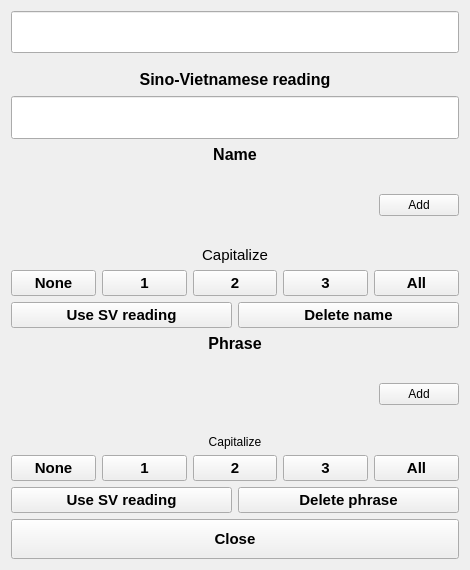
Before: the Qt Designer form components/dictpopup.ui in masceron/Hanvi, drawn with Qt 5.
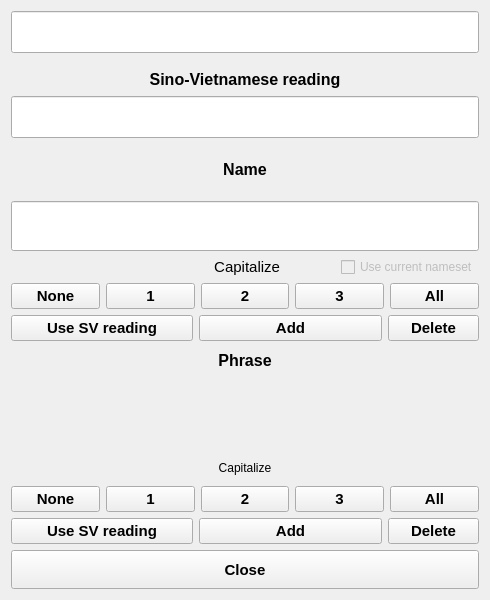
After: the same form once the commit is applied. Custom widgets are drawn as their Qt base class.

```diff
--- a/components/dictpopup.ui
+++ b/components/dictpopup.ui
@@ -6,26 +6,26 @@
    <rect>
     <x>0</x>
     <y>0</y>
-    <width>470</width>
-    <height>570</height>
+    <width>490</width>
+    <height>600</height>
    </rect>
   </property>
   <property name="minimumSize">
    <size>
-    <width>470</width>
-    <height>570</height>
+    <width>490</width>
+    <height>600</height>
    </size>
   </property>
   <property name="maximumSize">
    <size>
-    <width>470</width>
-    <height>570</height>
+    <width>490</width>
+    <height>600</height>
    </size>
   </property>
   <property name="windowTitle">
    <string>DictPopup</string>
   </property>
-  <layout class="QVBoxLayout" name="verticalLayout_3" stretch="1,2,4,4,1">
+  <layout class="QVBoxLayout" name="verticalLayout_2" stretch="1,2,5,5,1">
    <item>
     <widget class="QLineEdit" name="original">
      <property name="sizePolicy">
@@ -123,7 +123,7 @@
     </layout>
    </item>
    <item>
-    <layout class="QVBoxLayout" name="nm">
+    <layout class="QVBoxLayout" name="nm" stretch="0,0,0,0,0">
      <item>
       <widget class="QLabel" name="label_2">
        <property name="font">
@@ -145,67 +145,29 @@
        </property>
       </widget>
      </item>
+     <item>
+      <widget class="QLineEdit" name="current_name">
+       <property name="sizePolicy">
+        <sizepolicy hsizetype="Expanding" vsizetype="Preferred">
+         <horstretch>0</horstretch>
+         <verstretch>0</verstretch>
+        </sizepolicy>
+       </property>
+       <property name="styleSheet">
+        <string notr="true">font-size: 12pt;
+font-family: &quot;Tahoma&quot;</string>
+       </property>
+       <property name="alignment">
+        <set>Qt::AlignmentFlag::AlignCenter</set>
+       </property>
+       <property name="readOnly">
+        <bool>true</bool>
+       </property>
+      </widget>
+     </item>
      <item>
       <layout class="QHBoxLayout" name="horizontalLayout_2" stretch="1,0">
        <item>
-        <widget class="ChipList" name="list_names">
-         <property name="acceptDrops">
-          <bool>true</bool>
-         </property>
-         <property name="styleSheet">
-          <string notr="true">background-color: transparent</string>
-         </property>
-         <property name="verticalScrollBarPolicy">
-          <enum>Qt::ScrollBarPolicy::ScrollBarAlwaysOff</enum>
-         </property>
-         <property name="horizontalScrollBarPolicy">
-          <enum>Qt::ScrollBarPolicy::ScrollBarAlwaysOff</enum>
-         </property>
-         <property name="dragEnabled">
-          <bool>true</bool>
-         </property>
-         <property name="dragDropMode">
-          <enum>QAbstractItemView::DragDropMode::InternalMove</enum>
-         </property>
-         <property name="horizontalScrollMode">
-          <enum>QAbstractItemView::ScrollMode::ScrollPerPixel</enum>
-         </property>
-         <property name="movement">
-          <enum>QListView::Movement::Snap</enum>
-         </property>
-         <property name="flow">
-          <enum>QListView::Flow::LeftToRight</enum>
-         </property>
-         <property name="spacing">
-          <number>5</number>
-         </property>
-         <property name="supportedDragActions">
-          <set>Qt::DropAction::MoveAction</set>
-         </property>
-        </widget>
-       </item>
-       <item>
-        <widget class="QPushButton" name="add_name">
-         <property name="sizePolicy">
-          <sizepolicy hsizetype="Minimum" vsizetype="Fixed">
-           <horstretch>0</horstretch>
-           <verstretch>0</verstretch>
-          </sizepolicy>
-         </property>
-         <property name="focusPolicy">
-          <enum>Qt::FocusPolicy::NoFocus</enum>
-         </property>
-         <property name="styleSheet">
-          <string notr="true"/>
-         </property>
-         <property name="text">
-          <string>Add</string>
-         </property>
-        </widget>
-       </item>
-      </layout>
-     </item>
-     <item>
       <widget class="QLabel" name="label">
        <property name="sizePolicy">
         <sizepolicy hsizetype="Preferred" vsizetype="Minimum">
@@ -222,7 +184,8 @@
         </font>
        </property>
        <property name="styleSheet">
-        <string notr="true">font: 11pt &quot;Segoe UI&quot;;</string>
+          <string notr="true">font: 11pt &quot;Segoe UI&quot;;
+padding-right: 55px;</string>
        </property>
        <property name="text">
         <string>Capitalize</string>
@@ -231,7 +194,7 @@
         <bool>false</bool>
        </property>
        <property name="alignment">
-        <set>Qt::AlignmentFlag::AlignBottom|Qt::AlignmentFlag::AlignHCenter</set>
+          <set>Qt::AlignmentFlag::AlignRight|Qt::AlignmentFlag::AlignTrailing|Qt::AlignmentFlag::AlignVCenter</set>
        </property>
        <property name="margin">
         <number>0</number>
@@ -245,6 +208,21 @@
       </widget>
      </item>
      <item>
+        <widget class="QCheckBox" name="use_current_nameset">
+         <property name="enabled">
+          <bool>false</bool>
+         </property>
+         <property name="focusPolicy">
+          <enum>Qt::FocusPolicy::NoFocus</enum>
+         </property>
+         <property name="text">
+          <string>Use current nameset</string>
+         </property>
+        </widget>
+       </item>
+      </layout>
+     </item>
+     <item>
       <layout class="QHBoxLayout" name="horizontalLayout">
        <property name="sizeConstraint">
         <enum>QLayout::SizeConstraint::SetDefaultConstraint</enum>
@@ -367,7 +345,7 @@
       </layout>
      </item>
      <item>
-      <layout class="QHBoxLayout" name="horizontalLayout_3">
+      <layout class="QHBoxLayout" name="horizontalLayout_3" stretch="2,2,1">
        <item>
         <widget class="QPushButton" name="use_sv_reading_name">
          <property name="sizePolicy">
@@ -398,13 +376,33 @@
         </widget>
        </item>
        <item>
-        <widget class="QPushButton" name="delete_node_name">
+        <widget class="QPushButton" name="add_name">
+         <property name="sizePolicy">
+          <sizepolicy hsizetype="Minimum" vsizetype="Fixed">
+           <horstretch>0</horstretch>
+           <verstretch>0</verstretch>
+          </sizepolicy>
+         </property>
+         <property name="focusPolicy">
+          <enum>Qt::FocusPolicy::NoFocus</enum>
+         </property>
          <property name="styleSheet">
           <string notr="true">font-size: 11pt;
 font-weight: bold;</string>
          </property>
          <property name="text">
-          <string>Delete name</string>
+          <string>Add</string>
+         </property>
+        </widget>
+       </item>
+       <item>
+        <widget class="QPushButton" name="delete_name">
+         <property name="styleSheet">
+          <string notr="true">font-size: 11pt;
+font-weight: bold;</string>
+         </property>
+         <property name="text">
+          <string>Delete</string>
          </property>
          <property name="autoDefault">
           <bool>false</bool>
@@ -416,7 +414,7 @@
     </layout>
    </item>
    <item>
-    <layout class="QVBoxLayout" name="ph">
+    <layout class="QVBoxLayout" name="ph" stretch="1,2,1,1,1">
      <item>
       <widget class="QLabel" name="label_3">
        <property name="font">
@@ -434,8 +432,6 @@
       </widget>
      </item>
      <item>
-      <layout class="QHBoxLayout" name="horizontalLayout_6" stretch="1,0">
-       <item>
         <widget class="ChipList" name="list_phrases">
          <property name="acceptDrops">
           <bool>true</bool>
@@ -470,21 +466,6 @@
         </widget>
        </item>
        <item>
-        <widget class="QPushButton" name="add_phrase">
-         <property name="focusPolicy">
-          <enum>Qt::FocusPolicy::NoFocus</enum>
-         </property>
-         <property name="styleSheet">
-          <string notr="true"/>
-         </property>
-         <property name="text">
-          <string>Add</string>
-         </property>
-        </widget>
-       </item>
-      </layout>
-     </item>
-     <item>
       <widget class="QLabel" name="label_5">
        <property name="styleSheet">
         <string notr="true">font: 11pt &quot;Segoe UI&quot;;</string>
@@ -617,7 +598,7 @@
       </layout>
      </item>
      <item>
-      <layout class="QHBoxLayout" name="horizontalLayout_4">
+      <layout class="QHBoxLayout" name="horizontalLayout_4" stretch="2,2,1">
        <item>
         <widget class="QPushButton" name="use_sv_reading_phrase">
          <property name="focusPolicy">
@@ -632,6 +613,20 @@
          </property>
         </widget>
        </item>
+       <item>
+        <widget class="QPushButton" name="add_phrase">
+         <property name="focusPolicy">
+          <enum>Qt::FocusPolicy::NoFocus</enum>
+         </property>
+         <property name="styleSheet">
+          <string notr="true">font-size: 11pt;
+font-weight: bold;</string>
+         </property>
+         <property name="text">
+          <string>Add</string>
+         </property>
+        </widget>
+       </item>
        <item>
         <widget class="QPushButton" name="delete_node_phrase">
          <property name="styleSheet">
@@ -639,7 +634,7 @@
 font-weight: bold;</string>
          </property>
          <property name="text">
-          <string>Delete phrase</string>
+          <string>Delete</string>
          </property>
          <property name="autoDefault">
           <bool>false</bool>
```
Lines whose indentation alone changed are shown as unchanged.
